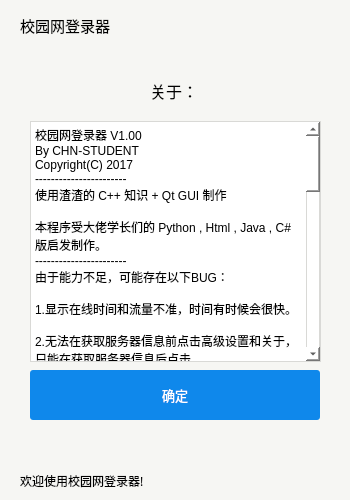
The window that srun-3k-ui/mainwindow.ui (ehaut/srun3k-client-ui) describes before a commit, drawn with Qt 5.
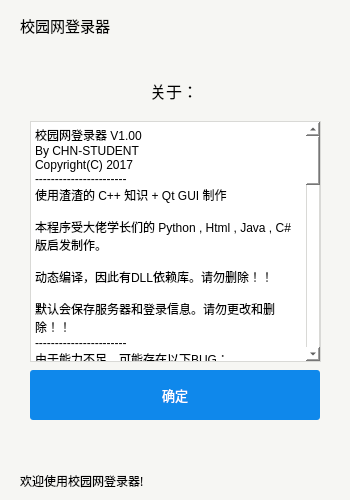
The same window after the commit. The open tabs and pages were chosen to show the change.

Commit message: 除跳转和跑秒有待解决，无大bug。

Diff of the .ui file:
```diff
--- a/srun-3k-ui/mainwindow.ui
+++ b/srun-3k-ui/mainwindow.ui
@@ -1104,6 +1104,10 @@
 &lt;p style=&quot; margin-top:0px; margin-bottom:0px; margin-left:0px; margin-right:0px; -qt-block-indent:0; text-indent:0px;&quot;&gt;使用渣渣的 C++ 知识 + Qt GUI 制作&lt;/p&gt;
 &lt;p style=&quot;-qt-paragraph-type:empty; margin-top:0px; margin-bottom:0px; margin-left:0px; margin-right:0px; -qt-block-indent:0; text-indent:0px;&quot;&gt;&lt;br /&gt;&lt;/p&gt;
 &lt;p style=&quot; margin-top:0px; margin-bottom:0px; margin-left:0px; margin-right:0px; -qt-block-indent:0; text-indent:0px;&quot;&gt;本程序受大佬学长们的 Python , Html , Java , C#版启发制作。&lt;/p&gt;
+&lt;p style=&quot;-qt-paragraph-type:empty; margin-top:0px; margin-bottom:0px; margin-left:0px; margin-right:0px; -qt-block-indent:0; text-indent:0px;&quot;&gt;&lt;br /&gt;&lt;/p&gt;
+&lt;p style=&quot; margin-top:0px; margin-bottom:0px; margin-left:0px; margin-right:0px; -qt-block-indent:0; text-indent:0px;&quot;&gt;动态编译，因此有DLL依赖库。请勿删除！！&lt;/p&gt;
+&lt;p style=&quot;-qt-paragraph-type:empty; margin-top:0px; margin-bottom:0px; margin-left:0px; margin-right:0px; -qt-block-indent:0; text-indent:0px;&quot;&gt;&lt;br /&gt;&lt;/p&gt;
+&lt;p style=&quot; margin-top:0px; margin-bottom:0px; margin-left:0px; margin-right:0px; -qt-block-indent:0; text-indent:0px;&quot;&gt;默认会保存服务器和登录信息。请勿更改和删除！！&lt;/p&gt;
 &lt;p style=&quot; margin-top:0px; margin-bottom:0px; margin-left:0px; margin-right:0px; -qt-block-indent:0; text-indent:0px;&quot;&gt;-----------------------&lt;/p&gt;
 &lt;p style=&quot; margin-top:0px; margin-bottom:0px; margin-left:0px; margin-right:0px; -qt-block-indent:0; text-indent:0px;&quot;&gt;由于能力不足，可能存在以下BUG：&lt;/p&gt;
 &lt;p style=&quot;-qt-paragraph-type:empty; margin-top:0px; margin-bottom:0px; margin-left:0px; margin-right:0px; -qt-block-indent:0; text-indent:0px;&quot;&gt;&lt;br /&gt;&lt;/p&gt;
@@ -1138,6 +1142,9 @@
 &lt;p style=&quot;-qt-paragraph-type:empty; margin-top:0px; margin-bottom:0px; margin-left:0px; margin-right:0px; -qt-block-indent:0; text-indent:0px;&quot;&gt;&lt;br /&gt;&lt;/p&gt;
 &lt;p style=&quot; margin-top:0px; margin-bottom:0px; margin-left:0px; margin-right:0px; -qt-block-indent:0; text-indent:0px;&quot;&gt;Wiki：&lt;/p&gt;
 &lt;p style=&quot; margin-top:0px; margin-bottom:0px; margin-left:0px; margin-right:0px; -qt-block-indent:0; text-indent:0px;&quot;&gt;https://github.com/zeng-xs/srun3k-client/wiki/Developer-Guide&lt;/p&gt;
+&lt;p style=&quot;-qt-paragraph-type:empty; margin-top:0px; margin-bottom:0px; margin-left:0px; margin-right:0px; -qt-block-indent:0; text-indent:0px;&quot;&gt;&lt;br /&gt;&lt;/p&gt;
+&lt;p style=&quot; margin-top:0px; margin-bottom:0px; margin-left:0px; margin-right:0px; -qt-block-indent:0; text-indent:0px;&quot;&gt;安卓和IOS手机版客户端下载：&lt;/p&gt;
+&lt;p style=&quot; margin-top:0px; margin-bottom:0px; margin-left:0px; margin-right:0px; -qt-block-indent:0; text-indent:0px;&quot;&gt;https://ffis.me/jiaowu/srun.html&lt;/p&gt;
 &lt;p style=&quot; margin-top:0px; margin-bottom:0px; margin-left:0px; margin-right:0px; -qt-block-indent:0; text-indent:0px;&quot;&gt;-----------------------&lt;/p&gt;
 &lt;p style=&quot; margin-top:0px; margin-bottom:0px; margin-left:0px; margin-right:0px; -qt-block-indent:0; text-indent:0px;&quot;&gt;本程序仅供学习和交流研究使用。&lt;/p&gt;
 &lt;p style=&quot;-qt-paragraph-type:empty; margin-top:0px; margin-bottom:0px; margin-left:0px; margin-right:0px; -qt-block-indent:0; text-indent:0px;&quot;&gt;&lt;br /&gt;&lt;/p&gt;
```
Left out of the diff: 2 changed lines with no effect on the pictures.
